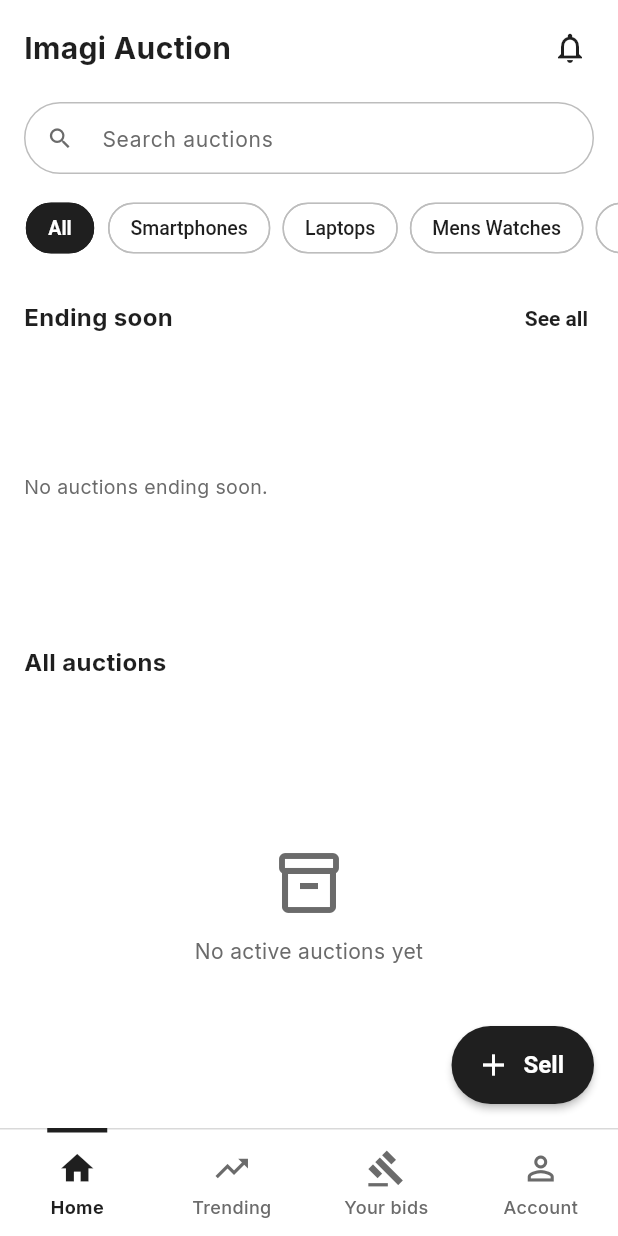
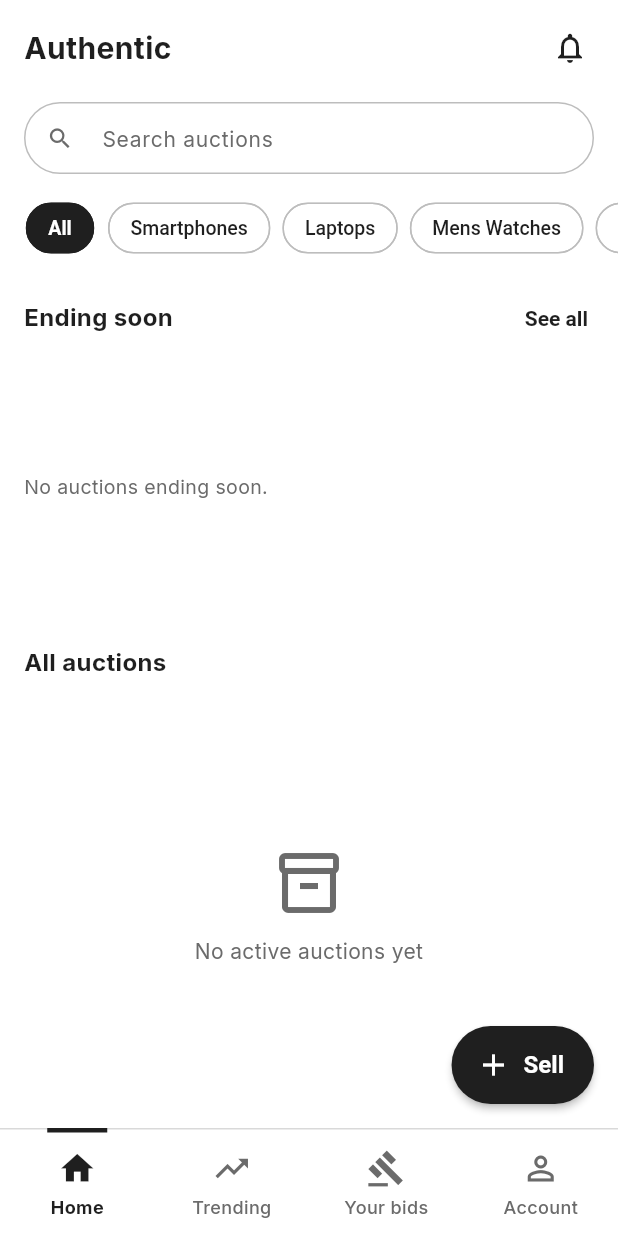
Before and after one commit to MiraiEst/kelompok-5_Kelas-C_pemrograman_mobile, a Flutter app: the HomeScreen screen opened by its route, on a phone screen of 412 x 824 dp. Run offline on Flutter 3.47's test engine with Material 3 defaults, Android fonts, the phone set to English and light mode, and no system bars; our stand-ins replace cached_network_image, cloud_firestore, cloud_functions, firebase_auth, firebase_core, firebase_messaging and 9 more; accounts and stored records are empty; network calls fail.

Commit message:
feat : rename app to Authentic and bump version to 0.1.1

```diff
--- a/authentic_app/lib/app.dart
+++ b/authentic_app/lib/app.dart
@@ -30,7 +30,7 @@ class _AuctionAppState extends ConsumerState<AuctionApp> {
   Widget build(BuildContext context) {
     final router = ref.watch(routerProvider);
     return MaterialApp.router(
-      title: 'Imagi Auction',
+      title: 'Authentic',
       debugShowCheckedModeBanner: false,
       routerConfig: router,
       theme: buildAppTheme(),
--- a/authentic_app/lib/data/services/notification_service.dart
+++ b/authentic_app/lib/data/services/notification_service.dart
@@ -80,7 +80,7 @@ class NotificationService {
       if (n == null || m.data.containsKey('notificationId')) return;
       show(
         id: m.messageId.hashCode,
-        title: n.title ?? 'Imagi Auction',
+        title: n.title ?? 'Authentic',
         body: n.body ?? '',
         route: _route(m.data),
       );
--- a/authentic_app/lib/l10n/app_en.arb
+++ b/authentic_app/lib/l10n/app_en.arb
@@ -274,7 +274,7 @@
   "faqReserveQ": "What is a reserve price?",
   "faqReserveA": "A hidden minimum set by the seller. If bidding ends below it, the item does not sell. The listing shows \"Reserve met\" once a bid reaches it.",
   "faqProtectionQ": "What is buyer protection?",
-  "faqProtectionA": "Your payment is held by Imagi Auction and only released to the seller after you confirm delivery. If the item does not arrive or is not as described, use \"Report a problem\" on the order.",
+  "faqProtectionA": "Your payment is held by Authentic and only released to the seller after you confirm delivery. If the item does not arrive or is not as described, use \"Report a problem\" on the order.",
   "faqCostQ": "What does it cost?",
   "faqCostA": "Buyers pay the winning price, shipping and a service fee of {service}% (max Rp 10.000). Sellers pay a final value fee of {fee}% of the sale price.",
   "@faqCostA": {
@@ -348,7 +348,7 @@
   "payQris": "QRIS",
   "payQrisDetail": "Scan with any banking or e-wallet app",
   "payEWallet": "E-wallet",
-  "heldNote": "Your money is held by Imagi Auction and only released to the seller after you confirm delivery.",
+  "heldNote": "Your money is held by Authentic and only released to the seller after you confirm delivery.",
   "winningPrice": "Winning price",
   "shipping": "Shipping",
   "serviceFee": "Service fee",
@@ -449,7 +449,7 @@
     }
   },
   "description": "Description",
-  "shareText": "{title} · {price} on Imagi Auction",
+  "shareText": "{title} · {price} on Authentic",
   "@shareText": {
     "placeholders": {
       "title": {
--- a/authentic_app/lib/l10n/app_id.arb
+++ b/authentic_app/lib/l10n/app_id.arb
@@ -170,7 +170,7 @@
   "faqReserveQ": "Apa itu harga cadangan?",
   "faqReserveA": "Harga minimum tersembunyi yang ditetapkan penjual. Jika lelang berakhir di bawahnya, barang tidak terjual. Barang akan menampilkan \"Harga cadangan tercapai\" setelah ada tawaran yang mencapainya.",
   "faqProtectionQ": "Apa itu perlindungan pembeli?",
-  "faqProtectionA": "Pembayaran Anda ditahan oleh Imagi Auction dan baru diteruskan ke penjual setelah Anda mengonfirmasi barang diterima. Jika barang tidak sampai atau tidak sesuai deskripsi, gunakan \"Laporkan masalah\" pada pesanan.",
+  "faqProtectionA": "Pembayaran Anda ditahan oleh Authentic dan baru diteruskan ke penjual setelah Anda mengonfirmasi barang diterima. Jika barang tidak sampai atau tidak sesuai deskripsi, gunakan \"Laporkan masalah\" pada pesanan.",
   "faqCostQ": "Berapa biayanya?",
   "faqCostA": "Pembeli membayar harga menang, ongkos kirim, dan biaya layanan {service}% (maks. Rp 10.000). Penjual membayar biaya akhir {fee}% dari harga jual.",
   "legalUpdated": "Terakhir diperbarui: November 2026",
@@ -220,7 +220,7 @@
   "payQris": "QRIS",
   "payQrisDetail": "Pindai dengan aplikasi bank atau e-wallet apa pun",
   "payEWallet": "E-wallet",
-  "heldNote": "Uang Anda ditahan oleh Imagi Auction dan baru diteruskan ke penjual setelah Anda mengonfirmasi barang diterima.",
+  "heldNote": "Uang Anda ditahan oleh Authentic dan baru diteruskan ke penjual setelah Anda mengonfirmasi barang diterima.",
   "winningPrice": "Harga menang",
   "shipping": "Ongkos kirim",
   "serviceFee": "Biaya layanan",
@@ -255,7 +255,7 @@
   "listingGone": "Barang ini sudah tidak ada.",
   "shipsFrom": "Dikirim dari {place}",
   "description": "Deskripsi",
-  "shareText": "{title} · {price} di Imagi Auction",
+  "shareText": "{title} · {price} di Authentic",
   "photoOf": "Foto {n} dari {total}. Ketuk untuk memperbesar.",
   "share": "Bagikan",
   "removeFromWatchlist": "Hapus dari pantauan",
--- a/authentic_app/lib/l10n/app_localizations.dart
+++ b/authentic_app/lib/l10n/app_localizations.dart
@@ -1116,7 +1116,7 @@ abstract class AppLocalizations {
   /// No description provided for @faqProtectionA.
   ///
   /// In en, this message translates to:
-  /// **'Your payment is held by Imagi Auction and only released to the seller after you confirm delivery. If the item does not arrive or is not as described, use \"Report a problem\" on the order.'**
+  /// **'Your payment is held by Authentic and only released to the seller after you confirm delivery. If the item does not arrive or is not as described, use \"Report a problem\" on the order.'**
   String get faqProtectionA;
 
   /// No description provided for @faqCostQ.
@@ -1416,7 +1416,7 @@ abstract class AppLocalizations {
   /// No description provided for @heldNote.
   ///
   /// In en, this message translates to:
-  /// **'Your money is held by Imagi Auction and only released to the seller after you confirm delivery.'**
+  /// **'Your money is held by Authentic and only released to the seller after you confirm delivery.'**
   String get heldNote;
 
   /// No description provided for @winningPrice.
@@ -1626,7 +1626,7 @@ abstract class AppLocalizations {
   /// No description provided for @shareText.
   ///
   /// In en, this message translates to:
-  /// **'{title} · {price} on Imagi Auction'**
+  /// **'{title} · {price} on Authentic'**
   String shareText(String title, String price);
 
   /// No description provided for @photoOf.
--- a/authentic_app/lib/l10n/app_localizations_en.dart
+++ b/authentic_app/lib/l10n/app_localizations_en.dart
@@ -552,7 +552,7 @@ class AppLocalizationsEn extends AppLocalizations {
 
   @override
   String get faqProtectionA =>
-      'Your payment is held by Imagi Auction and only released to the seller after you confirm delivery. If the item does not arrive or is not as described, use \"Report a problem\" on the order.';
+      'Your payment is held by Authentic and only released to the seller after you confirm delivery. If the item does not arrive or is not as described, use \"Report a problem\" on the order.';
 
   @override
   String get faqCostQ => 'What does it cost?';
@@ -709,7 +709,7 @@ class AppLocalizationsEn extends AppLocalizations {
 
   @override
   String get heldNote =>
-      'Your money is held by Imagi Auction and only released to the seller after you confirm delivery.';
+      'Your money is held by Authentic and only released to the seller after you confirm delivery.';
 
   @override
   String get winningPrice => 'Winning price';
@@ -835,7 +835,7 @@ class AppLocalizationsEn extends AppLocalizations {
 
   @override
   String shareText(String title, String price) {
-    return '$title · $price on Imagi Auction';
+    return '$title · $price on Authentic';
   }
 
   @override
--- a/authentic_app/lib/l10n/app_localizations_id.dart
+++ b/authentic_app/lib/l10n/app_localizations_id.dart
@@ -554,7 +554,7 @@ class AppLocalizationsId extends AppLocalizations {
 
   @override
   String get faqProtectionA =>
-      'Pembayaran Anda ditahan oleh Imagi Auction dan baru diteruskan ke penjual setelah Anda mengonfirmasi barang diterima. Jika barang tidak sampai atau tidak sesuai deskripsi, gunakan \"Laporkan masalah\" pada pesanan.';
+      'Pembayaran Anda ditahan oleh Authentic dan baru diteruskan ke penjual setelah Anda mengonfirmasi barang diterima. Jika barang tidak sampai atau tidak sesuai deskripsi, gunakan \"Laporkan masalah\" pada pesanan.';
 
   @override
   String get faqCostQ => 'Berapa biayanya?';
@@ -711,7 +711,7 @@ class AppLocalizationsId extends AppLocalizations {
 
   @override
   String get heldNote =>
-      'Uang Anda ditahan oleh Imagi Auction dan baru diteruskan ke penjual setelah Anda mengonfirmasi barang diterima.';
+      'Uang Anda ditahan oleh Authentic dan baru diteruskan ke penjual setelah Anda mengonfirmasi barang diterima.';
 
   @override
   String get winningPrice => 'Harga menang';
@@ -837,7 +837,7 @@ class AppLocalizationsId extends AppLocalizations {
 
   @override
   String shareText(String title, String price) {
-    return '$title · $price di Imagi Auction';
+    return '$title · $price di Authentic';
   }
 
   @override
--- a/authentic_app/lib/ui/auth/auth_widgets.dart
+++ b/authentic_app/lib/ui/auth/auth_widgets.dart
@@ -10,7 +10,7 @@ class LogoPlaceholder extends StatelessWidget {
 
   @override
   Widget build(BuildContext context) => Semantics(
-    label: 'Imagi Auction',
+    label: 'Authentic',
     image: true,
     child: Container(
       width: 72,
--- a/authentic_app/lib/ui/home/home_screen.dart
+++ b/authentic_app/lib/ui/home/home_screen.dart
@@ -169,7 +169,7 @@ class _Header extends ConsumerWidget {
           Expanded(
             child: Semantics(
               header: true,
-              child: const Text('Imagi Auction', style: AppText.title),
+              child: const Text('Authentic', style: AppText.title),
             ),
           ),
           IconButton(
--- a/authentic_app/lib/ui/legal/legal_screen.dart
+++ b/authentic_app/lib/ui/legal/legal_screen.dart
@@ -53,8 +53,8 @@ const _confirmDays = AppConfig.autoConfirmDays;
 
 const _termsEn = [
   (
-    '1. About Imagi Auction',
-    'Imagi Auction is an online auction marketplace where registered users can list items for '
+    '1. About Authentic',
+    'Authentic is an online auction marketplace where registered users can list items for '
         'auction and bid on items listed by others. By creating an account you agree to these terms.',
   ),
   (
@@ -89,7 +89,7 @@ const _termsEn = [
   ),
   (
     '7. Liability',
-    'Imagi Auction is a platform connecting buyers and sellers; the item itself is the seller\'s '
+    'Authentic is a platform connecting buyers and sellers; the item itself is the seller\'s '
         'responsibility. The app is provided as is, as part of a student project, and may be '
         'unavailable at times.',
   ),
@@ -102,8 +102,8 @@ const _termsEn = [
 
 const _termsId = [
   (
-    '1. Tentang Imagi Auction',
-    'Imagi Auction adalah marketplace lelang online tempat pengguna terdaftar dapat melelang barang '
+    '1. Tentang Authentic',
+    'Authentic adalah marketplace lelang online tempat pengguna terdaftar dapat melelang barang '
         'dan menawar barang milik pengguna lain. Dengan membuat akun, Anda menyetujui ketentuan ini.',
   ),
   (
@@ -140,7 +140,7 @@ const _termsId = [
   ),
   (
     '7. Tanggung jawab',
-    'Imagi Auction adalah platform yang mempertemukan pembeli dan penjual; barang itu sendiri '
+    'Authentic adalah platform yang mempertemukan pembeli dan penjual; barang itu sendiri '
         'menjadi tanggung jawab penjual. Aplikasi disediakan apa adanya sebagai bagian dari proyek '
         'mahasiswa dan sewaktu-waktu bisa tidak tersedia.',
   ),
@@ -177,7 +177,7 @@ const _privacyEn = [
   (
     'Your choices',
     'You can edit your profile and addresses, switch notifications off in Notification settings '
-        'and sign out at any time. To delete your account and data, contact the Imagi Auction team.',
+        'and sign out at any time. To delete your account and data, contact the Authentic team.',
   ),
 ];
 
@@ -209,6 +209,6 @@ const _privacyId = [
   (
     'Pilihan Anda',
     'Anda dapat mengubah profil dan alamat, mematikan notifikasi di Pengaturan notifikasi, dan '
-        'keluar kapan saja. Untuk menghapus akun dan data Anda, hubungi tim Imagi Auction.',
+        'keluar kapan saja. Untuk menghapus akun dan data Anda, hubungi tim Authentic.',
   ),
 ];
--- a/authentic_app/lib/ui/listing/listing_detail_screen.dart
+++ b/authentic_app/lib/ui/listing/listing_detail_screen.dart
@@ -133,7 +133,7 @@ class _GalleryState extends ConsumerState<_Gallery> {
       ShareParams(
         text:
             '${context.l10n.shareText(l.title, l.currentPrice.toRupiah())}\n'
-            'imagiauction://listing/${l.id}',
+            'authentic://listing/${l.id}',
         subject: l.title,
       ),
     );
--- a/authentic_app/pubspec.yaml
+++ b/authentic_app/pubspec.yaml
@@ -1,7 +1,7 @@
 name: imagi_auction
 description: "Imagi Auction - online auction marketplace MVP (Flutter + Firebase) by imagi.labs"
 publish_to: "none"
-version: 0.1.0+1
+version: 0.1.1+2
 
 environment:
   sdk: ^3.12.0
```
Also changed, not shown: 5 other files.
